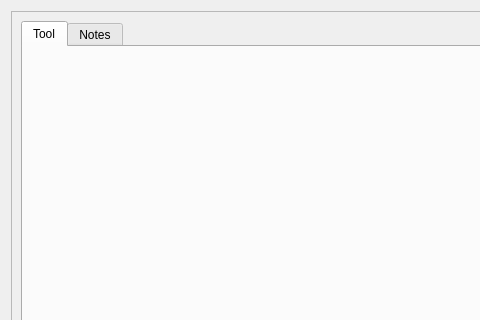
Before: the Qt Designer form src/Mod/CAM/Gui/Resources/panels/ToolBitEditor.ui in southseact-3d/fcd, drawn with Qt 5; both pictures show x 0 to 480 and y 0 to 320 of the 750 by 800 pixel window.
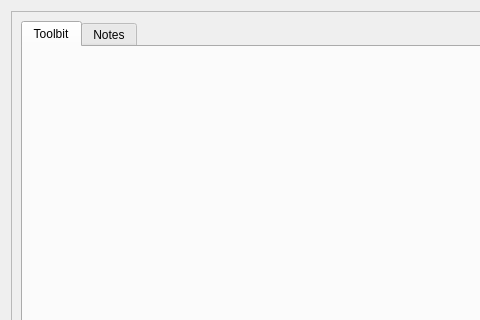
After: the same form once the commit is applied.

Commit message: CAM: Consistently rename "Tool" to "Toolbit" in UI and code

Diff of the .ui file:
```diff
--- a/src/Mod/CAM/Gui/Resources/panels/ToolBitEditor.ui
+++ b/src/Mod/CAM/Gui/Resources/panels/ToolBitEditor.ui
@@ -62,7 +62,7 @@
              </sizepolicy>
             </property>
             <attribute name="title">
-             <string>Tool</string>
+             <string>Toolbit</string>
             </attribute>
             <layout class="QVBoxLayout" name="verticalLayout_2" stretch="0,1">
              <item>
```
Left out of the diff: 2 changed lines with no effect on the pictures. The commit also changes 11 other files.
